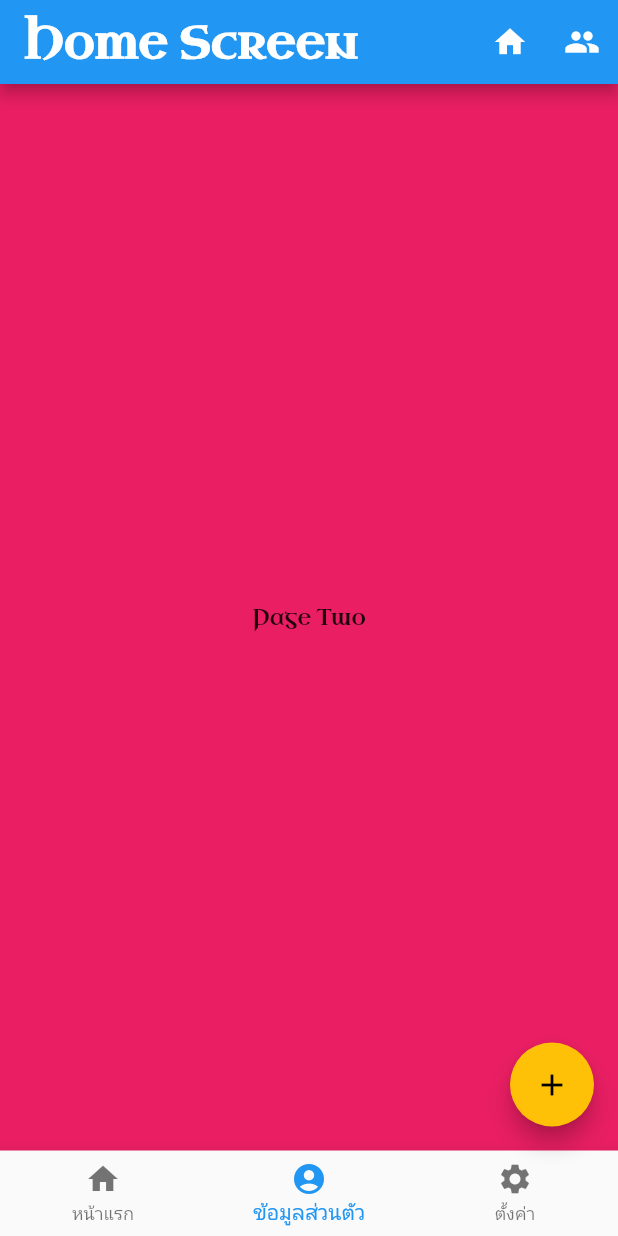
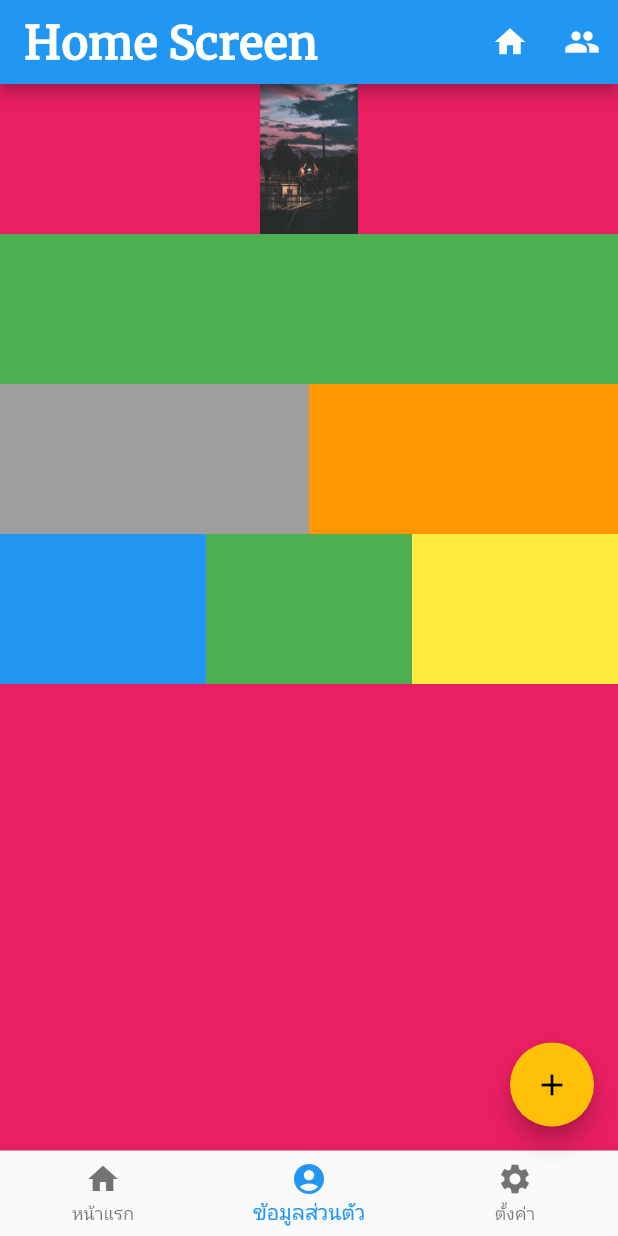
Before and after one commit to wattipong/testFullter, a Flutter app: the screen it shows after launch, item 2 of the bottom bar chosen, on a phone screen of 412 x 824 dp. Run offline on Flutter 3.47's test engine with Material 2 defaults, Android fonts, the phone set to English and light mode, and no system bars.

Commit message:
layoutColumnAndRow

```diff
--- a/lib/main.dart
+++ b/lib/main.dart
@@ -9,7 +9,7 @@ class MyApp extends StatelessWidget {
     return MaterialApp(
       debugShowCheckedModeBanner: false,
       theme: ThemeData(
-        fontFamily: 'Redemption',
+        fontFamily: 'Merriweather',
         scaffoldBackgroundColor: Colors.pink,
         accentColor: Colors.amber,
       ),
--- a/lib/screens/home_screen.dart
+++ b/lib/screens/home_screen.dart
@@ -12,6 +12,9 @@ class _HomeScreenState extends State<HomeScreen> {
   // Field
   int currentIndex = 0;
   List pages = [PageOne(), PageTwo(), PageThree()];
+
+  TextStyle myStyle = TextStyle(fontSize: 30.0, fontWeight: FontWeight.bold);
+  TextStyle myStyle2 = TextStyle(fontSize: 20.0, fontWeight: FontWeight.bold);
 
   //Method
 
@@ -40,10 +43,7 @@ class _HomeScreenState extends State<HomeScreen> {
     return AppBar(
       title: Text(
         'Home Screen',
-        style: TextStyle(
-          fontSize: 30.0,
-          fontWeight: FontWeight.bold,
-        ),
+        style: myStyle,
       ),
       actions: <Widget>[
         iconButtonHome(),
@@ -56,6 +56,7 @@ class _HomeScreenState extends State<HomeScreen> {
     return BottomNavigationBar(
       currentIndex: currentIndex,
       onTap: (int index) {
+        //  setState() ใช้งานการ ReAssign ค่าที่มีการเปลี่ยนแปลง หมายเหตุใช้ได้กับ  StateFull เท่านั้น
         setState(() {
           currentIndex = index;
         });
@@ -63,15 +64,15 @@ class _HomeScreenState extends State<HomeScreen> {
       items: [
         BottomNavigationBarItem(
           icon: Icon(Icons.home),
-          title: Text('หน้าแรก'),
+          title: Text('หน้าแรก', style: myStyle2),
         ),
         BottomNavigationBarItem(
           icon: Icon(Icons.account_circle),
-          title: Text('ข้อมูลส่วนตัว'),
+          title: Text('ข้อมูลส่วนตัว', style: myStyle2),
         ),
         BottomNavigationBarItem(
           icon: Icon(Icons.settings),
-          title: Text('ตั้งค่า'),
+          title: Text('ตั้งค่า', style: myStyle2),
         ),
       ],
     );
--- a/lib/screens/page_one.dart
+++ b/lib/screens/page_one.dart
@@ -8,15 +8,14 @@ class PageOne extends StatefulWidget {
 class _PageOneState extends State<PageOne> {
   @override
   Widget build(BuildContext context) {
-    return Column(
+    return ListView(
       children: <Widget>[
+        Card(child: Image(image: AssetImage('images/black.jpg'))),
+        SizedBox(
+          height: 20.0,
+        ),
         Card(
-                  child: Image(
-            image: AssetImage('images/black.jpg'),
-          ),
-        ),
-        Image(
-          image: AssetImage('images/black.jpg'),
+          child: Image(image: AssetImage('images/black.jpg')),
         )
       ],
     );
--- a/lib/screens/page_two.dart
+++ b/lib/screens/page_two.dart
@@ -8,8 +8,57 @@ class PageTwo extends StatefulWidget {
 class _PageTwoState extends State<PageTwo> {
   @override
   Widget build(BuildContext context) {
-    return Center(
-      child: Text('Page Two'),
+    return Column(
+      mainAxisAlignment: MainAxisAlignment.start,
+      children: <Widget>[
+        Image(
+          height: 100,
+          // width: 100,
+          image: AssetImage('images/black.jpg'),
+        ),
+        Container(
+          height: 100.0,
+          color: Colors.green,
+        ),
+        Row(
+          children: <Widget>[
+            Expanded(
+              child: Container(
+                height: 100.0,
+                color: Colors.grey,
+              ),
+            ),
+            Expanded(
+              child: Container(
+                height: 100.0,
+                color: Colors.orange,
+              ),
+            ),
+          ],
+        ),
+        Row(
+          children: <Widget>[
+            Expanded(
+              child: Container(
+                height: 100.0,
+                color: Colors.blue,
+              ),
+            ),
+            Expanded(
+              child: Container(
+                height: 100.0,
+                color: Colors.green,
+              ),
+            ),
+            Expanded(
+              child: Container(
+                height: 100.0,
+                color: Colors.yellow,
+              ),
+            ),
+          ],
+        ),
+      ],
     );
   }
 }
--- a/pubspec.yaml
+++ b/pubspec.yaml
@@ -57,9 +57,9 @@ flutter:
   # list giving the asset and other descriptors for the font. For
   # example:
   fonts:
-    - family: Redemption
+    - family: Merriweather
       fonts:
-        - asset: fonts/UncialAntiqua-Regular.ttf
+        - asset: fonts/Merriweather-Regular.ttf
   #       - asset: fonts/Schyler-Italic.ttf
   #         style: italic
   #   - family: Trajan Pro
```
Also changed, not shown: fonts/Merriweather-Regular.ttf (added), lib/screens/valiable.dart (renamed from lib/screens/main_screen.dart).
